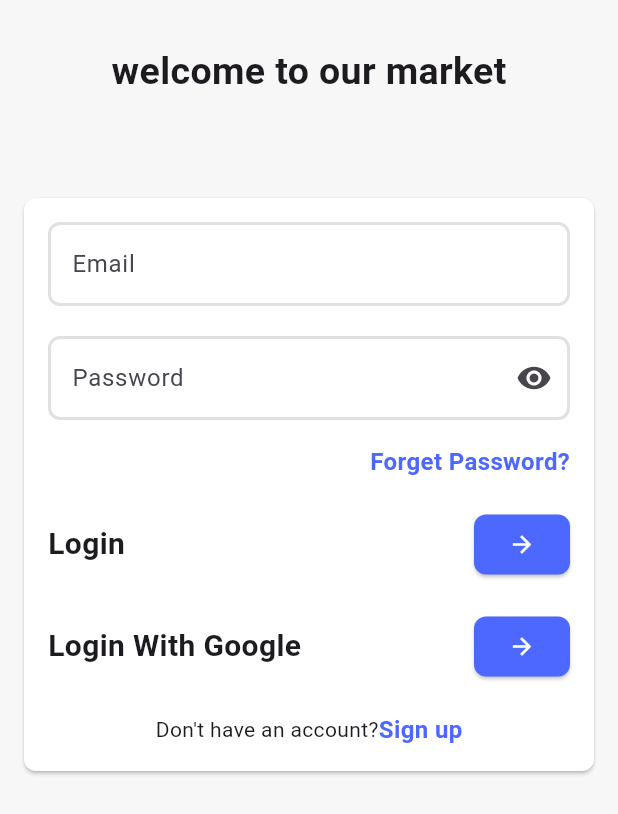
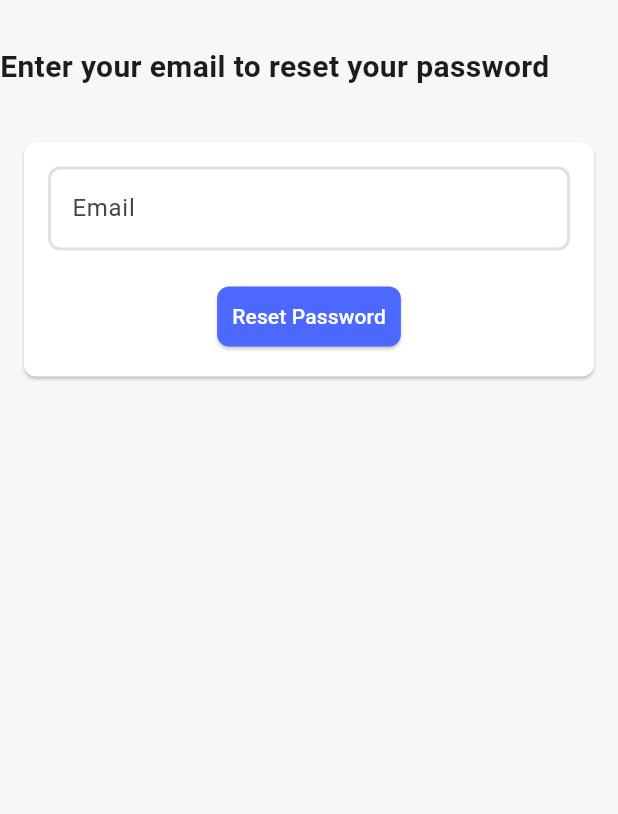
Before and after one commit to amrelmaadawy/market, a Flutter app: the screen it shows after launch, after a tap on "Forget Password?", on a phone screen of 412 x 824 dp. Shown: the top 814 px of the screen. Run offline on Flutter 3.47's test engine with Material 3 defaults, Android fonts, the phone set to English and light mode, and no system bars.

Commit message:
finish forget UI

```diff
--- /dev/null
+++ b/lib/views/auth/UI/forget_password.dart
@@ -0,0 +1,55 @@
+import 'package:app/core/app_colors.dart';
+import 'package:app/views/auth/UI/widgets/custom_button.dart';
+import 'package:app/views/auth/UI/widgets/custom_text_form_field.dart';
+import 'package:flutter/material.dart';
+
+class ForgetPassword extends StatelessWidget {
+  const ForgetPassword({super.key});
+
+  @override
+  Widget build(BuildContext context) {
+    final TextEditingController emailController = TextEditingController();
+    return Scaffold(
+      body: SafeArea(
+        child: Column(
+          crossAxisAlignment: CrossAxisAlignment.start,
+          children: [
+            const SizedBox(
+              height: 30,
+            ),
+            const Text(
+              'Enter your email to reset your password',
+              style: TextStyle(fontSize: 20, fontWeight: FontWeight.bold),
+            ),
+            const SizedBox(
+              height: 20,
+            ),
+            Card(
+              margin: const EdgeInsets.all(16),
+              shape: const RoundedRectangleBorder(
+                  borderRadius: BorderRadius.all(Radius.circular(8))),
+              color: AppColors.kWhiteColor,
+              child: Padding(
+                padding: const EdgeInsets.all(16.0),
+                child: Column(
+                  children: [
+                    CustomTextFormFeild(
+                        lableText: 'Email',
+                        controller: emailController,
+                        obscureText: false,
+                        keyboardType: TextInputType.emailAddress),
+                    const SizedBox(
+                      height: 20,
+                    ),
+                    CustomButton(
+                        onPressed: () {}, child: const Text('Reset Password',style: TextStyle(color: AppColors.kWhiteColor),)),
+                  ],
+                ),
+              ),
+            ),
+          ],
+        ),
+      ),
+    );
+  }
+}
--- a/lib/views/auth/UI/login_view.dart
+++ b/lib/views/auth/UI/login_view.dart
@@ -1,3 +1,5 @@
+import 'package:app/core/app_colors.dart';
+import 'package:app/views/auth/UI/forget_password.dart';
 import 'package:app/views/auth/UI/widgets/custom_text_form_field.dart';
 import 'package:app/views/auth/UI/widgets/login_widget.dart';
 import 'package:app/views/auth/UI/widgets/text_button.dart';
@@ -28,7 +30,7 @@ class LoginView extends StatelessWidget {
             ),
             Card(
               margin: const EdgeInsets.all(16),
-              color: Colors.white,
+              color:AppColors.kWhiteColor,
               shape: const RoundedRectangleBorder(
                   borderRadius: BorderRadius.all(Radius.circular(8))),
               child: Padding(
@@ -54,12 +56,17 @@ class LoginView extends StatelessWidget {
                     const SizedBox(
                       height: 16,
                     ),
-                    const Row(
+                    Row(
                       mainAxisAlignment: MainAxisAlignment.end,
                       children: [
                         Textbutton(
-                          text: 'Forget Password?',
-                        ),
+                            text: 'Forget Password?',
+                            ontap: () => Navigator.push(
+                                  (context),
+                                  MaterialPageRoute(builder: (context) {
+                                    return const ForgetPassword();
+                                  }),
+                                )),
                       ],
                     ),
                     const SizedBox(
@@ -79,12 +86,13 @@ class LoginView extends StatelessWidget {
                     const SizedBox(
                       height: 20,
                     ),
-                    const Row(
+                    Row(
                       mainAxisAlignment: MainAxisAlignment.center,
                       children: [
-                        Text('Don\'t have an account?'),
+                        const Text('Don\'t have an account?'),
                         Textbutton(
                           text: 'Sign up',
+                          ontap: () {},
                         )
                       ],
                     )
--- /dev/null
+++ b/lib/views/auth/UI/widgets/custom_button.dart
@@ -0,0 +1,26 @@
+
+import 'package:app/core/app_colors.dart';
+import 'package:flutter/material.dart';
+
+class CustomButton extends StatelessWidget {
+  const CustomButton({
+    super.key,
+    required this.onPressed,
+    required  this.child,
+  });
+
+  final Function()? onPressed;
+  final Widget child;
+  @override
+  Widget build(BuildContext context) {
+    return ElevatedButton(
+      onPressed: onPressed,
+      style: ElevatedButton.styleFrom(
+          shape: const RoundedRectangleBorder(
+              borderRadius: BorderRadius.all(Radius.circular(8))),
+          backgroundColor: AppColors.kPrimaryColor,
+          padding: const EdgeInsets.all(10)),
+      child: child,
+    );
+  }
+}
--- a/lib/views/auth/UI/widgets/login_widget.dart
+++ b/lib/views/auth/UI/widgets/login_widget.dart
@@ -1,4 +1,5 @@
 import 'package:app/core/app_colors.dart';
+import 'package:app/views/auth/UI/widgets/custom_button.dart';
 import 'package:flutter/material.dart';
 
 class LoginWidget extends StatelessWidget {
@@ -18,13 +19,8 @@ class LoginWidget extends StatelessWidget {
           text,
           style: const TextStyle(fontSize: 20, fontWeight: FontWeight.bold),
         ),
-        ElevatedButton(
+        CustomButton(
           onPressed: onPressed,
-          style: ElevatedButton.styleFrom(
-              shape: const RoundedRectangleBorder(
-                  borderRadius: BorderRadius.all(Radius.circular(8))),
-              backgroundColor: AppColors.kPrimaryColor,
-              padding: const EdgeInsets.all(10)),
           child: const Icon(
             Icons.arrow_forward,
             color: AppColors.kWhiteColor,
--- a/lib/views/auth/UI/widgets/text_button.dart
+++ b/lib/views/auth/UI/widgets/text_button.dart
@@ -1,4 +1,3 @@
-
 import 'package:app/core/app_colors.dart';
 import 'package:flutter/material.dart';
 
@@ -6,12 +5,14 @@ class Textbutton extends StatelessWidget {
   const Textbutton({
     super.key,
     required this.text,
+    required this.ontap,
   });
   final String text;
+  final void Function()? ontap;
   @override
   Widget build(BuildContext context) {
     return InkWell(
-      onTap: () {},
+      onTap: ontap,
       child: Text(
         text,
         style: const TextStyle(
```
